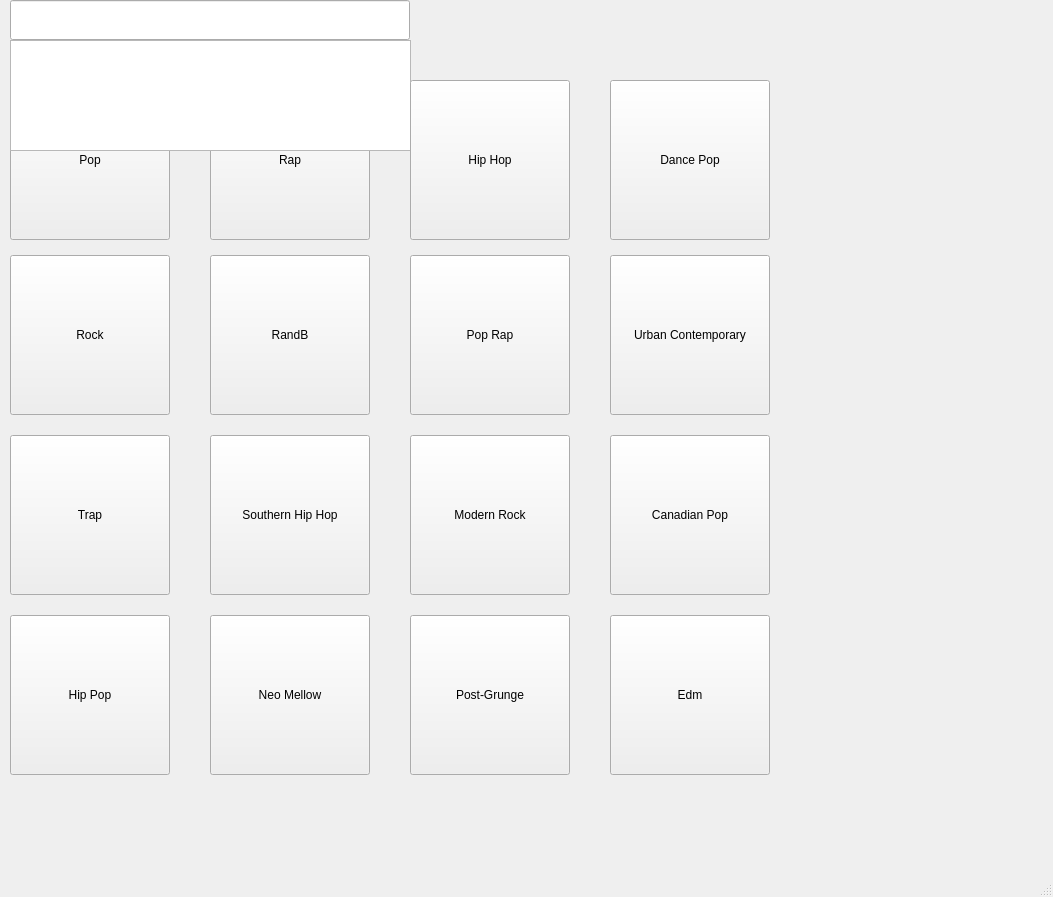
Qt form mainwindow.ui (Texvss/Spotify_project) before a commit.
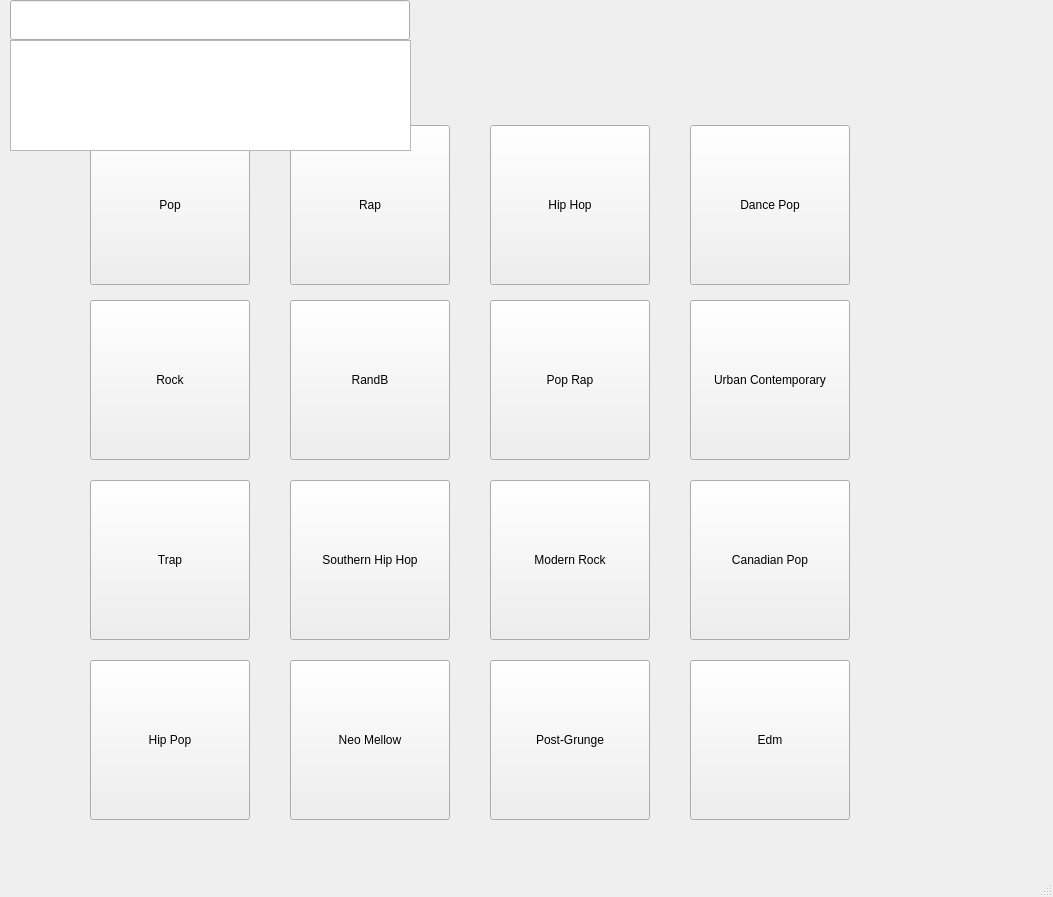
The same form after that commit.

```diff
--- a/mainwindow.ui
+++ b/mainwindow.ui
@@ -17,8 +17,8 @@
    <widget class="QPushButton" name="popButton">
     <property name="geometry">
      <rect>
-      <x>10</x>
-      <y>80</y>
+      <x>90</x>
+      <y>125</y>
       <width>160</width>
       <height>160</height>
      </rect>
@@ -30,8 +30,8 @@
    <widget class="QPushButton" name="rapButton">
     <property name="geometry">
      <rect>
-      <x>210</x>
-      <y>80</y>
+      <x>290</x>
+      <y>125</y>
       <width>160</width>
       <height>160</height>
      </rect>
@@ -43,8 +43,8 @@
    <widget class="QPushButton" name="rockButton">
     <property name="geometry">
      <rect>
-      <x>10</x>
-      <y>255</y>
+      <x>90</x>
+      <y>300</y>
       <width>160</width>
       <height>160</height>
      </rect>
@@ -56,8 +56,8 @@
    <widget class="QPushButton" name="randbButton">
     <property name="geometry">
      <rect>
-      <x>210</x>
-      <y>255</y>
+      <x>290</x>
+      <y>300</y>
       <width>160</width>
       <height>160</height>
      </rect>
@@ -122,8 +122,8 @@
    <widget class="QPushButton" name="hiphopButton">
     <property name="geometry">
      <rect>
-      <x>410</x>
-      <y>80</y>
+      <x>490</x>
+      <y>125</y>
       <width>160</width>
       <height>160</height>
      </rect>
@@ -135,8 +135,8 @@
    <widget class="QPushButton" name="dancepopButton">
     <property name="geometry">
      <rect>
-      <x>610</x>
-      <y>80</y>
+      <x>690</x>
+      <y>125</y>
       <width>160</width>
       <height>160</height>
      </rect>
@@ -148,8 +148,8 @@
    <widget class="QPushButton" name="poprapbutton">
     <property name="geometry">
      <rect>
-      <x>410</x>
-      <y>255</y>
+      <x>490</x>
+      <y>300</y>
       <width>160</width>
       <height>160</height>
      </rect>
@@ -161,8 +161,8 @@
    <widget class="QPushButton" name="urbanconbutton">
     <property name="geometry">
      <rect>
-      <x>610</x>
-      <y>255</y>
+      <x>690</x>
+      <y>300</y>
       <width>160</width>
       <height>160</height>
      </rect>
@@ -174,8 +174,8 @@
    <widget class="QPushButton" name="southernhiphopButton">
     <property name="geometry">
      <rect>
-      <x>210</x>
-      <y>435</y>
+      <x>290</x>
+      <y>480</y>
       <width>160</width>
       <height>160</height>
      </rect>
@@ -187,8 +187,8 @@
    <widget class="QPushButton" name="hippopButton">
     <property name="geometry">
      <rect>
-      <x>10</x>
-      <y>615</y>
+      <x>90</x>
+      <y>660</y>
       <width>160</width>
       <height>160</height>
      </rect>
@@ -200,8 +200,8 @@
    <widget class="QPushButton" name="modernrockButton">
     <property name="geometry">
      <rect>
-      <x>410</x>
-      <y>435</y>
+      <x>490</x>
+      <y>480</y>
       <width>160</width>
       <height>160</height>
      </rect>
@@ -213,8 +213,8 @@
    <widget class="QPushButton" name="canadianpopButton">
     <property name="geometry">
      <rect>
-      <x>610</x>
-      <y>435</y>
+      <x>690</x>
+      <y>480</y>
       <width>160</width>
       <height>160</height>
      </rect>
@@ -226,8 +226,8 @@
    <widget class="QPushButton" name="edmButton">
     <property name="geometry">
      <rect>
-      <x>610</x>
-      <y>615</y>
+      <x>690</x>
+      <y>660</y>
       <width>160</width>
       <height>160</height>
      </rect>
@@ -239,8 +239,8 @@
    <widget class="QPushButton" name="trapButton">
     <property name="geometry">
      <rect>
-      <x>10</x>
-      <y>435</y>
+      <x>90</x>
+      <y>480</y>
       <width>160</width>
       <height>160</height>
      </rect>
@@ -252,8 +252,8 @@
    <widget class="QPushButton" name="postgrungeButton">
     <property name="geometry">
      <rect>
-      <x>410</x>
-      <y>615</y>
+      <x>490</x>
+      <y>660</y>
       <width>160</width>
       <height>160</height>
      </rect>
@@ -265,8 +265,8 @@
    <widget class="QPushButton" name="neoMellowButton">
     <property name="geometry">
      <rect>
-      <x>210</x>
-      <y>615</y>
+      <x>290</x>
+      <y>660</y>
       <width>160</width>
       <height>160</height>
      </rect>
```
Left out of the diff: 16 changed lines with no effect on the pictures.
